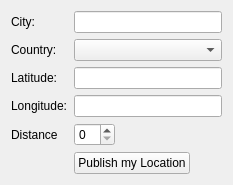
Before: the Qt Designer form applets/opendesktop/opendesktopLocationConfig.ui in KDE/kdeplasma-addons, drawn with Qt 5.
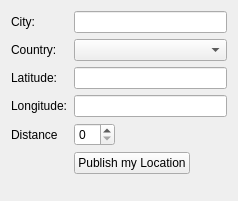
After: the same form once the commit is applied. Custom widgets are drawn as their Qt base class.

Diff of the .ui file:
```diff
--- a/applets/opendesktop/opendesktopLocationConfig.ui
+++ b/applets/opendesktop/opendesktopLocationConfig.ui
@@ -7,8 +7,8 @@
    <rect>
     <x>0</x>
     <y>0</y>
-    <width>233</width>
-    <height>185</height>
+    <width>238</width>
+    <height>201</height>
    </rect>
   </property>
   <layout class="QFormLayout" name="formLayout">
```
Left out of the diff: 29 changed lines with no effect on the pictures.
